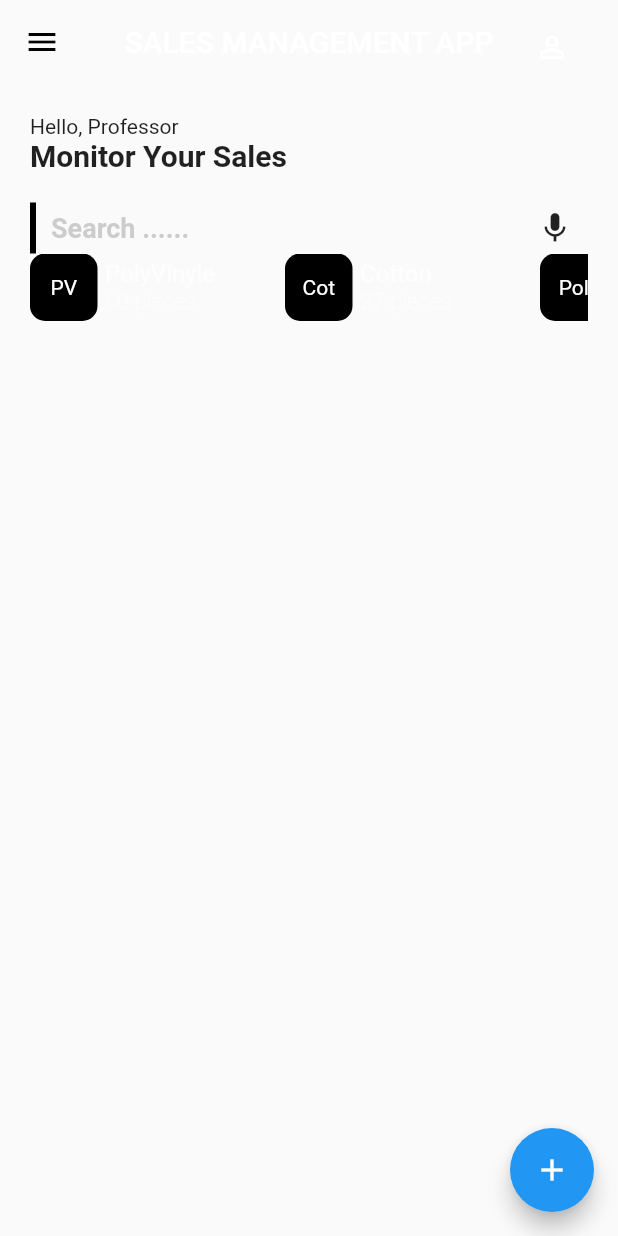
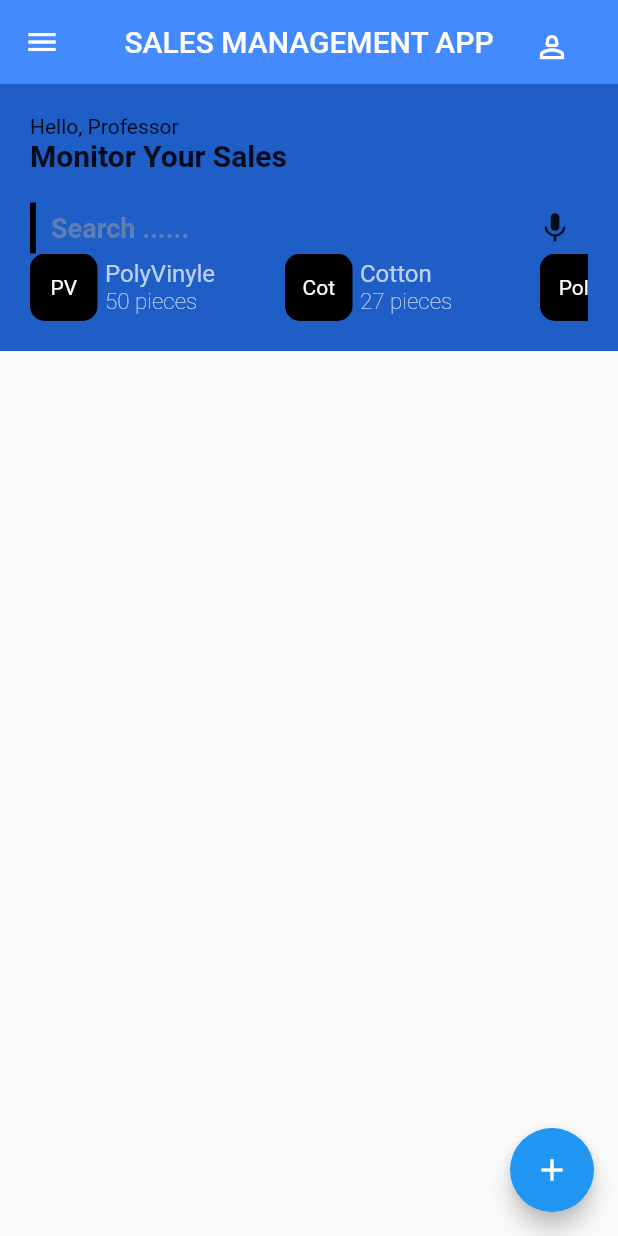
Before and after one commit to kidde60/sales_management_app, a Flutter app: the HomePage screen opened directly, on a phone screen of 412 x 824 dp. Run offline on Flutter 3.47's test engine with Material 2 defaults, Android fonts, the light colour scheme and no system bars.

Commit message:
Add color

```diff
--- a/lib/screens/home_page.dart
+++ b/lib/screens/home_page.dart
@@ -16,11 +16,11 @@ class _HomePageState extends State<HomePage> {
 
     return Scaffold(
       appBar: AppBar(
-        leading: const Icon(Icons.menu, color: Colors.black),
+        leading: const Icon(Icons.menu, color: Colors.white),
         title: Text('sales management app'.toUpperCase()),
         elevation: 0.0,
         centerTitle: true,
-        backgroundColor: Colors.transparent,
+        backgroundColor: Colors.blueAccent,
         actions: [
           Container(
             margin: const EdgeInsets.only(right: 20, top: 7),
@@ -42,6 +42,8 @@ class _HomePageState extends State<HomePage> {
           child: const Icon(Icons.add)),
       body: SingleChildScrollView(
           child: Container(
+        decoration:
+            const BoxDecoration(color: Color.fromARGB(255, 31, 93, 199)),
         padding: const EdgeInsets.all(20),
         child: Column(
           crossAxisAlignment: CrossAxisAlignment.start,
```
